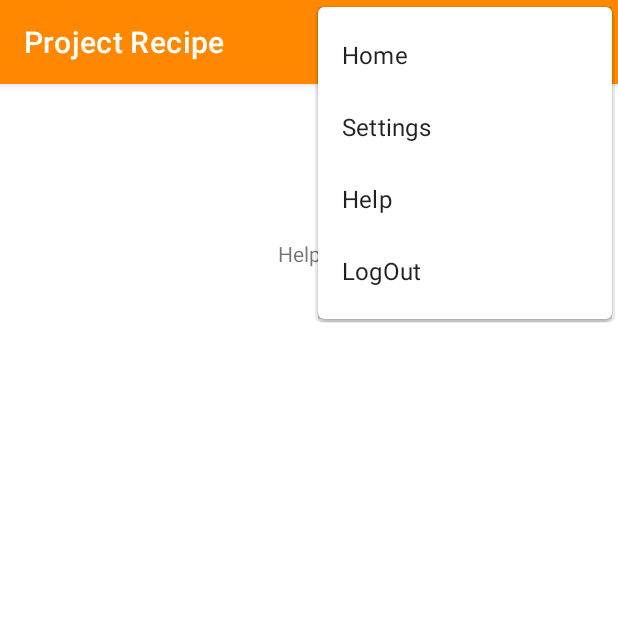
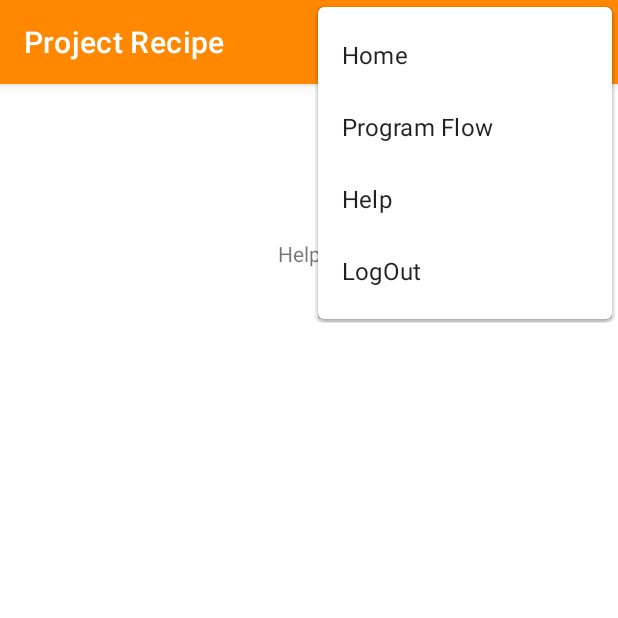
Before and after one commit to LiamHeynderickx/AndroidRecipeApplication, an Android app: the Help screen opened directly, with no data from a screen before it, with the options menu open, on a phone screen of 412 x 824 dp, the top half of it. Run offline under Robolectric (Android 15) with nearby library versions, the phone set to English and light mode, and no system bars; network calls fail.

```diff
--- a/app/src/main/res/menu/menu_main_screen.xml
+++ b/app/src/main/res/menu/menu_main_screen.xml
@@ -5,7 +5,7 @@
     <item
         android:id="@+id/menuSettings"
         android:orderInCategory="1"
-        android:title="@string/action_settings"
+        android:title="Program Flow"
         app:showAsAction="never" />
     <item
         android:id="@+id/menuHelp"
```
